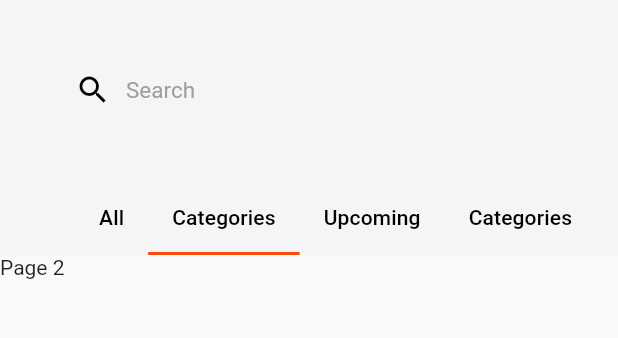
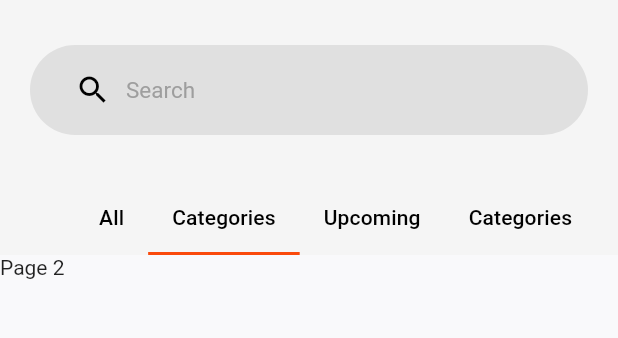
Before and after one commit to ibrahimmohamed2411/Food-App, a Flutter app: the screen it shows after launch, tab 2 chosen, on a phone screen of 412 x 824 dp, the part 270-608 px from its top. Run offline on Flutter 3.47's test engine with Material 2 defaults, Android fonts, the phone set to English and light mode, and no system bars; our stand-ins replace awesome_dialog, bloc, carousel_slider, cloud_firestore, device_preview, equatable and 9 more; accounts and stored records are empty.

```diff
--- a/lib/main.dart
+++ b/lib/main.dart
@@ -11,7 +11,7 @@ import 'package:food_app/logic/cubit/authentication/authentication_cubit.dart';
 import 'package:food_app/logic/cubit/forgotPassword/forgot_password_cubit.dart';
 import 'package:food_app/logic/cubit/theme/theme_cubit.dart';
 import 'package:food_app/logic/debug/app_bloc_observer.dart';
-import 'package:food_app/presentation/screens/test2_screen.dart';
+import 'package:food_app/presentation/screens/home/home_screen.dart';
 
 import 'logic/cubit/signInValidation/sign_in_validation_cubit.dart';
 import 'logic/cubit/signUpValidation/sign_up_validation_cubit.dart';
@@ -96,7 +96,7 @@ class FoodApp extends StatelessWidget {
               ),
               darkTheme: ThemeData.dark(),
               themeMode: state ? ThemeMode.dark : ThemeMode.light,
-              home: AppView(),
+              home: const HomeScreen(),
               // onGenerateRoute: AppRouter.onGenerateRoute,
               // initialRoute: AppRouter.testScreen,
             );
--- a/lib/presentation/screens/home/home_screen.dart
+++ b/lib/presentation/screens/home/home_screen.dart
@@ -1,30 +1,108 @@
-import 'package:cloud_firestore/cloud_firestore.dart';
 import 'package:flutter/material.dart';
-import 'package:food_app/data/services/fire_store_service.dart';
+import 'package:food_app/constants/colors.dart';
+import 'package:food_app/presentation/widgets/custom_card.dart';
 
-class HomeScreen extends StatefulWidget {
+class HomeScreen extends StatelessWidget {
+  final double _minValue = 8.0;
+
   const HomeScreen({Key? key}) : super(key: key);
 
   @override
-  State<HomeScreen> createState() => _HomeScreenState();
-}
+  Widget build(BuildContext context) {
+    final textTheme = Theme.of(context).textTheme;
 
-class _HomeScreenState extends State<HomeScreen> {
-  @override
-  void initState() {
-    super.initState();
-  }
-
-  @override
-  Widget build(BuildContext context) {
-    return DefaultTabController(
-      length: 8,
-      child: Scaffold(
-        body: Padding(
-          padding: const EdgeInsets.all(20.0),
-          child: CustomScrollView(
-            slivers: [
+    return Scaffold(
+      body: DefaultTabController(
+        length: 5,
+        child: SafeArea(
+          child: NestedScrollView(
+            body: TabBarView(
+              children: [
+                ListView.builder(
+                  itemBuilder: (context, index) => Padding(
+                    padding: const EdgeInsets.symmetric(horizontal: 20),
+                    child: SizedBox(
+                      height: 216,
+                      child: LayoutBuilder(
+                        builder: (context, constrains) {
+                          return Stack(
+                            children: [
+                              Padding(
+                                padding: EdgeInsets.only(
+                                    left: (constrains.maxWidth / 4) + 10),
+                                child: CustomCard(
+                                  mainAxisSize: MainAxisSize.max,
+                                  crossAxisAlignment:
+                                      CrossAxisAlignment.stretch,
+                                  padding: EdgeInsets.only(
+                                      right: 15,
+                                      top: 30,
+                                      left: constrains.maxWidth / 4,
+                                      bottom: 15),
+                                  children: [
+                                    Text(
+                                      'Pumpkin Soup',
+                                      style:
+                                          Theme.of(context).textTheme.headline3,
+                                    ),
+                                    SizedBox(
+                                      height: 20,
+                                    ),
+                                    Text(
+                                      'Lorem Ipsum is simply dummy text of the printing and typesetting industry.',
+                                      maxLines: 3,
+                                      style:
+                                          Theme.of(context).textTheme.subtitle1,
+                                    ),
+                                    SizedBox(
+                                      height: 30,
+                                    ),
+                                    Row(
+                                      mainAxisAlignment:
+                                          MainAxisAlignment.spaceBetween,
+                                      children: [
+                                        Text(
+                                          '\$9.25',
+                                          style: TextStyle(
+                                              color: KPrimary, fontSize: 16),
+                                        ),
+                                      ],
+                                    ),
+                                  ],
+                                ),
+                              ),
+                              Align(
+                                alignment: Alignment.centerLeft,
+                                child: Container(
+                                  width: constrains.maxWidth / 2,
+                                  height: constrains.maxHeight * 4 / 5,
+                                  decoration: BoxDecoration(
+                                    borderRadius: BorderRadius.circular(30),
+                                    image: const DecorationImage(
+                                      image: AssetImage(
+                                        'assets/images/pumpkin_soup.jpeg',
+                                      ),
+                                    ),
+                                  ),
+                                ),
+                              ),
+                            ],
+                          );
+                        },
+                      ),
+                    ),
+                  ),
+                ),
+                Text("Page 2"),
+                Text("Page 3"),
+                Text("Page 4"),
+                Text("Page 5")
+              ],
+            ),
+            headerSliverBuilder:
+                (BuildContext context, bool innerBoxIsScrolled) => [
               SliverAppBar(
+                backgroundColor: Colors.grey[100],
                 leading: const Icon(Icons.list),
                 foregroundColor: Colors.black,
                 actions: const [
@@ -33,8 +111,6 @@ class _HomeScreenState extends State<HomeScreen> {
                 expandedHeight: 350,
                 elevation: 0.0,
                 pinned: true,
-                stretch: true,
-                backgroundColor: Colors.white,
                 flexibleSpace: FlexibleSpaceBar(
                   background: Padding(
                     padding: const EdgeInsets.symmetric(horizontal: 20),
@@ -56,11 +132,12 @@ class _HomeScreenState extends State<HomeScreen> {
                           height: 30,
                         ),
                         Container(
+                          margin: EdgeInsets.only(bottom: 30),
                           height: 60,
                           padding: const EdgeInsets.only(left: 30),
                           decoration: BoxDecoration(
                             borderRadius: BorderRadius.circular(50),
-                            color: Colors.grey[100],
+                            color: Colors.grey[300],
                           ),
                           child: Row(
                             children: const [
@@ -85,68 +162,43 @@ class _HomeScreenState extends State<HomeScreen> {
                     ),
                   ),
                 ),
-                bottom: const TabBar(
+                bottom: TabBar(
                     padding: EdgeInsetsDirectional.only(start: 50),
                     isScrollable: true,
                     labelColor: Colors.grey,
                     indicatorColor: Color(0xFFFA4A0C),
                     tabs: [
-                    Tab(text: "Tab1"),
-                    Tab(text: "Tab2"),
-                    Tab(text: "Tab3"),
-                    Tab(text: "Tab4"),
-                    Tab(text: "Tab1"),
-                    Tab(text: "Tab2"),
-                    Tab(text: "Tab3"),
-                    Tab(text: "Tab4"),
-                  ],
+                      Tab(
+                        child: Text(
+                          "All",
+                          style: textTheme.subtitle2,
                         ),
                       ),
-              SliverList(
-                delegate: SliverChildListDelegate(
-                  [
-                    SizedBox(
-                      height: 500,
-                      child: TabBarView(
-                        children: [
-                          StreamBuilder(
-                            builder: (ctx,
-                                AsyncSnapshot<
-                                        QuerySnapshot<Map<String, dynamic>>>
-                                    snap) {
-                              if (snap.hasError) {
-                                return Text('Error');
-                              }
-                              if (snap.hasData) {
-                                return ListView.builder(
-                                  //shrinkWrap: true,
-                                  itemBuilder: (ctx, index) =>
-                                      Text(snap.data!.docs[index]['id']),
-                                  itemCount: snap.data!.docs.length,
-                                );
-                              }
-                              return CircularProgressIndicator.adaptive();
-                            },
-                            stream: FirebaseFirestore.instance
-                                .collection('products')
-                                .snapshots(),
-                          ),
-                          Center(child: Text('2')),
-                          Center(child: Text('3')),
-                          Center(child: Text('4')),
-                          Center(child: Text('5')),
-                          Center(child: Text('6')),
-                          Center(child: Text('7')),
-                          Center(child: Text('8')),
-                        ],
-// controller: controller,
+                      Tab(
+                        child: Text(
+                          "Categories",
+                          style: textTheme.subtitle2,
                         ),
                       ),
-                    // SizedBox(
-                    //   height: 500,
-                    // ),
-                  ],
+                      Tab(
+                        child: Text(
+                          "Upcoming",
+                          style: textTheme.subtitle2,
                         ),
+                      ),
+                      Tab(
+                        child: Text(
+                          "Categories",
+                          style: textTheme.subtitle2,
+                        ),
+                      ),
+                      Tab(
+                        child: Text(
+                          "Upcoming",
+                          style: textTheme.subtitle2,
+                        ),
+                      ),
+                    ]),
               ),
             ],
           ),
--- a/lib/presentation/screens/test2_screen.dart
+++ /dev/null
@@ -1,138 +0,0 @@
-import 'package:flutter/material.dart';
-
-class AppView extends StatelessWidget {
-  final double _minValue = 8.0;
-
-  @override
-  Widget build(BuildContext context) {
-    final textTheme = Theme.of(context).textTheme;
-
-    return Scaffold(
-      body: DefaultTabController(
-        length: 5,
-        child: SafeArea(
-          child: NestedScrollView(
-            body: TabBarView(
-              children: [
-                ListView.builder(
-                    itemBuilder: (context, index) => Container(
-                          color: index.isOdd ? Colors.white : Colors.black12,
-                          height: 120.0,
-                          child: Center(
-                            child: Text('$index', textScaleFactor: 5),
-                          ),
-                        )),
-                Text("Page 2"),
-                Text("Page 3"),
-                Text("Page 4"),
-                Text("Page 5")
-              ],
-            ),
-            headerSliverBuilder:
-                (BuildContext context, bool innerBoxIsScrolled) => [
-              SliverAppBar(
-                backgroundColor: Colors.grey[100],
-                leading: const Icon(Icons.list),
-                foregroundColor: Colors.black,
-                actions: const [
-                  Icon(Icons.add_shopping_cart_rounded),
-                ],
-                expandedHeight: 350,
-                elevation: 0.0,
-                pinned: true,
-                flexibleSpace: FlexibleSpaceBar(
-                  background: Padding(
-                    padding: const EdgeInsets.symmetric(horizontal: 20),
-                    child: Column(
-                      crossAxisAlignment: CrossAxisAlignment.start,
-                      mainAxisAlignment: MainAxisAlignment.center,
-                      mainAxisSize: MainAxisSize.min,
-                      children: [
-                        const SizedBox(
-                          height: 50,
-                        ),
-                        const Text(
-                          'Delicious\nfood for you',
-                          style: TextStyle(
-                            fontSize: 34,
-                          ),
-                        ),
-                        const SizedBox(
-                          height: 30,
-                        ),
-                        Container(
-                          margin: EdgeInsets.only(bottom: 30),
-                          height: 60,
-                          padding: const EdgeInsets.only(left: 30),
-                          decoration: BoxDecoration(
-                            borderRadius: BorderRadius.circular(50),
-                            color: Colors.grey[100],
-                          ),
-                          child: Row(
-                            children: const [
-                              Icon(
-                                Icons.search,
-                                color: Colors.black,
-                              ),
-                              SizedBox(
-                                width: 10,
-                              ),
-                              Text(
-                                'Search',
-                                style: TextStyle(
-                                  fontSize: 15,
-                                  color: Colors.grey,
-                                ),
-                              ),
-                            ],
-                          ),
-                        ),
-                      ],
-                    ),
-                  ),
-                ),
-                bottom: TabBar(
-                    padding: EdgeInsetsDirectional.only(start: 50),
-                    isScrollable: true,
-                    labelColor: Colors.grey,
-                    indicatorColor: Color(0xFFFA4A0C),
-                    tabs: [
-                      Tab(
-                        child: Text(
-                          "All",
-                          style: textTheme.subtitle2,
-                        ),
-                      ),
-                      Tab(
-                        child: Text(
-                          "Categories",
-                          style: textTheme.subtitle2,
-                        ),
-                      ),
-                      Tab(
-                        child: Text(
-                          "Upcoming",
-                          style: textTheme.subtitle2,
-                        ),
-                      ),
-                      Tab(
-                        child: Text(
-                          "Categories",
-                          style: textTheme.subtitle2,
-                        ),
-                      ),
-                      Tab(
-                        child: Text(
-                          "Upcoming",
-                          style: textTheme.subtitle2,
-                        ),
-                      ),
-                    ]),
-              ),
-            ],
-          ),
-        ),
-      ),
-    );
-  }
-}
```
Lines whose indentation alone changed are shown as unchanged.
